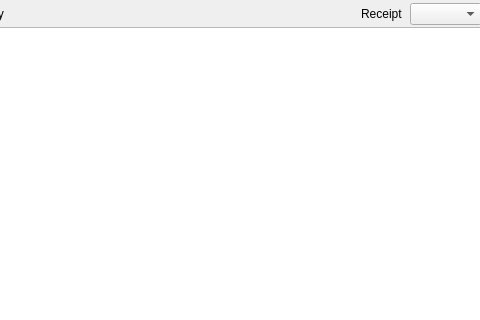
The window that quickevent/app/plugins/qml/Receipts/src/receiptswidget.ui (Quick-Event/quickbox) describes before a commit, drawn with Qt 5; both pictures show x 276 to 756 and y 0 to 320 of the 897 by 612 pixel window.
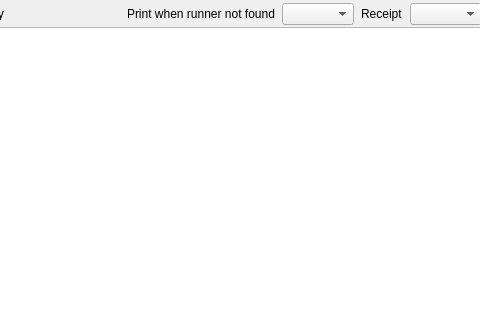
The same window after the commit. Custom widgets are drawn as their Qt base class.

Commit message: Receipt which is print when runner not found can be modified (receipt without name, short error info).

Patch:
```diff
--- a/quickevent/app/plugins/qml/Receipts/src/receiptswidget.ui
+++ b/quickevent/app/plugins/qml/Receipts/src/receiptswidget.ui
@@ -71,6 +71,16 @@
        </property>
       </spacer>
      </item>
+     <item>
+      <widget class="QLabel" name="label_3">
+       <property name="text">
+        <string>Print when runner not found</string>
+       </property>
+      </widget>
+     </item>
+     <item>
+      <widget class="QComboBox" name="lstNotFound"/>
+     </item>
      <item>
       <widget class="QLabel" name="label_2">
        <property name="text">
```
Left out of the diff: 8 changed lines with no effect on the pictures. The commit also changes 4 other files.
